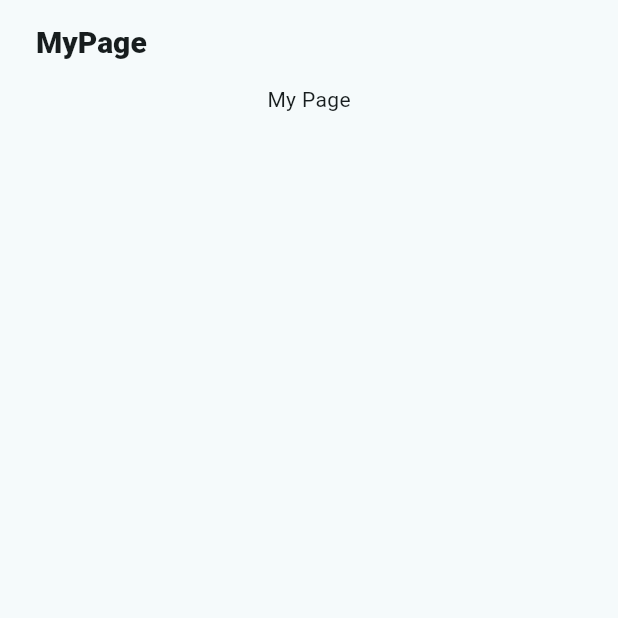
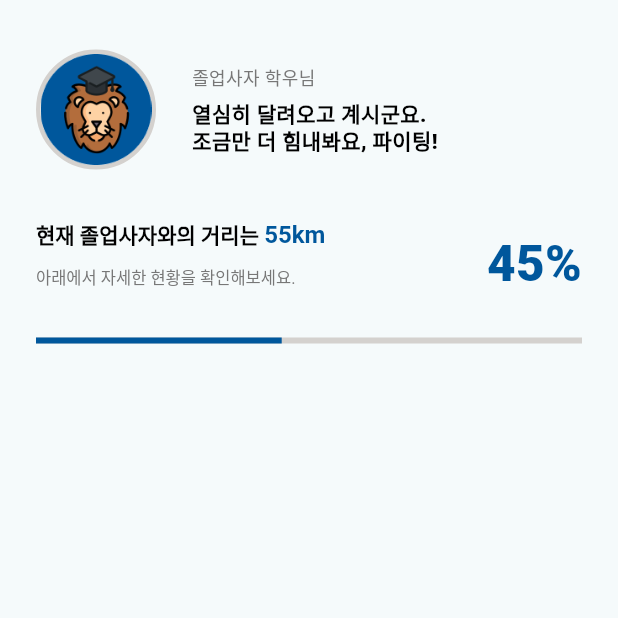
Before and after one commit to hanmo2000110/GraduationLion, a Flutter app: the MyPage screen opened by its route, on a phone screen of 412 x 824 dp, the top half of it. Run offline on Flutter 3.47's test engine with Material 2 defaults, Android fonts, the phone set to English and light mode, and no system bars; our stand-ins replace get.

Commit message:
마이페이지 프로필, 강의수강 ProgressBar 구현

```diff
--- a/lib/screen/mypage.dart
+++ b/lib/screen/mypage.dart
@@ -11,29 +11,14 @@ class MyPageState extends State<MyPage> {
   @override
   Widget build(BuildContext context) {
     return Scaffold(
-      appBar: AppBar(
-        automaticallyImplyLeading: false,
-        forceMaterialTransparency: true,
-        backgroundColor: Colors.white,
-        title: const Padding(
-          padding: EdgeInsets.symmetric(horizontal: 8),
-          child: Text(
-            'MyPage',
-            style: TextStyle(
-              fontWeight: FontWeight.w800,
-              fontSize: 20,
-            ),
-          ),
-        ),
-        centerTitle: false,
-        elevation: 0.0,
-      ),
       body: ListView(
-        children: const [
+        children: [
           Column(
             mainAxisAlignment: MainAxisAlignment.start,
+            crossAxisAlignment: CrossAxisAlignment.start,
             children: <Widget>[
-              Text('My Page'),
+              profile('졸업사자'),
+              currentState(45),
             ],
           ),
         ],
@@ -41,3 +26,109 @@ class MyPageState extends State<MyPage> {
     );
   }
 }
+
+Widget profile(String nickname) {
+  return Padding(
+    padding: const EdgeInsets.symmetric(horizontal: 24, vertical: 33),
+    child: Row(
+      children: [
+        Container(
+          margin: const EdgeInsets.only(right: 24),
+          width: 80,
+          height: 80,
+          decoration: BoxDecoration(
+            borderRadius: BorderRadius.circular(100),
+            border: Border.all(
+              color: const Color(0xffD4D1CE),
+              width: 3,
+            ),
+          ),
+          child: Image.asset('assets/images/profile.png'),
+        ),
+        Column(
+          crossAxisAlignment: CrossAxisAlignment.start,
+          children: [
+            Text(
+              '$nickname 학우님',
+              style: const TextStyle(fontSize: 12, color: Color(0xff777777)),
+            ),
+            const Padding(
+              padding: EdgeInsets.only(top: 7),
+            ),
+            const Text(
+              '열심히 달려오고 계시군요.\n조금만 더 힘내봐요, 파이팅!',
+              style: TextStyle(
+                  height: 1.2,
+                  fontSize: 14,
+                  color: Colors.black,
+                  fontWeight: FontWeight.w800),
+            ),
+          ],
+        ),
+      ],
+    ),
+  );
+}
+
+Widget currentState(int state) {
+  return Padding(
+    padding: const EdgeInsets.symmetric(horizontal: 24),
+    child: Column(
+      children: [
+        Row(
+          crossAxisAlignment: CrossAxisAlignment.end,
+          mainAxisAlignment: MainAxisAlignment.spaceBetween,
+          children: [
+            Column(
+              crossAxisAlignment: CrossAxisAlignment.start,
+              children: [
+                RichText(
+                    text: TextSpan(children: [
+                  const TextSpan(
+                    text: '현재 졸업사자와의 거리는 ',
+                    style: TextStyle(
+                        fontSize: 14,
+                        fontWeight: FontWeight.w600,
+                        color: Colors.black),
+                  ),
+                  TextSpan(
+                    text: '${100 - state}km',
+                    style: const TextStyle(
+                        fontSize: 16,
+                        fontWeight: FontWeight.w600,
+                        color: Color(0xff00579C)),
+                  ),
+                  const TextSpan(
+                    text: '\n아래에서 자세한 현황을 확인해보세요.',
+                    style: TextStyle(
+                        height: 2.5,
+                        fontSize: 11,
+                        fontWeight: FontWeight.w400,
+                        color: Color(0xff777777)),
+                  ),
+                ])),
+              ],
+            ),
+            Text(
+              '${(state)}%',
+              style: const TextStyle(
+                  height: 0,
+                  fontSize: 33,
+                  color: Color(0xff00579C),
+                  fontWeight: FontWeight.w800),
+            ),
+          ],
+        ),
+        Container(
+          margin: const EdgeInsets.symmetric(vertical: 30),
+          height: 4,
+          child: LinearProgressIndicator(
+            value: state.toDouble() / 100,
+            valueColor: const AlwaysStoppedAnimation<Color>(Color(0xff00579C)),
+            backgroundColor: const Color(0xffD4D1CE),
+          ),
+        ),
+      ],
+    ),
+  );
+}
```
